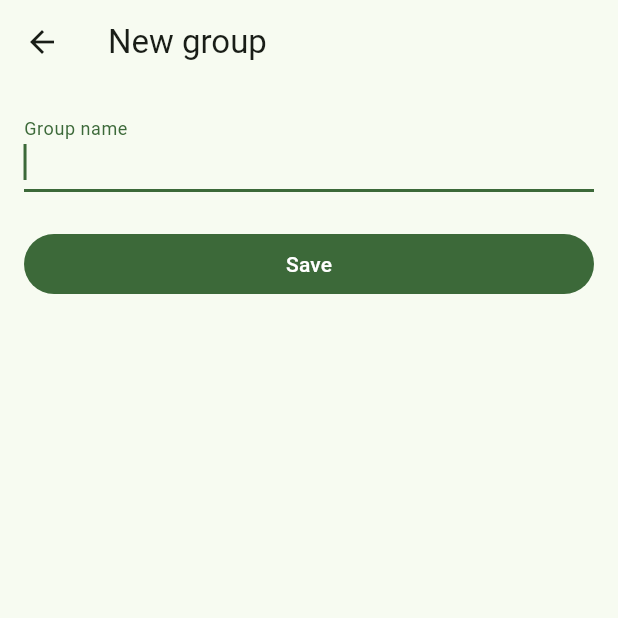
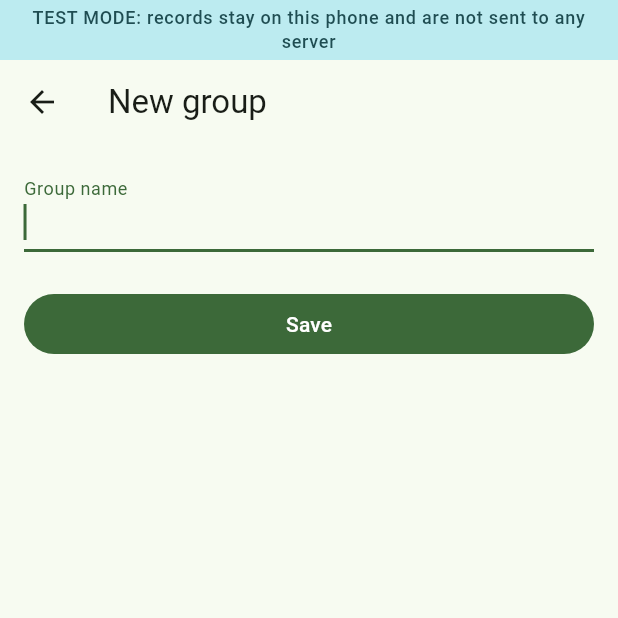
Before and after one commit to lucy-kevin/VSLA-Ledger, a Flutter app: the screen it shows after launch, after a tap on "Create a group", on a phone screen of 412 x 824 dp, the top half of it. Run offline on Flutter 3.47's test engine with Material 3 defaults, Android fonts, the phone set to English and light mode, and no system bars; our stand-ins replace cloud_firestore, connectivity_plus, drift, drift_flutter, firebase_core, flutter_riverpod and 4 more; missing offline and left inert: sqlite3, workmanager; accounts and stored records are empty; generated files the repository leaves out were written again.

Commit message:
feat: say plainly when records are not really synced, and make amounts harder to mistype
Test-mode banner and 'Synced (test)' with the fake backend, a demo-data notice, a live full-amount preview, a warning when loans go negative, a copy button for the join code and a launcher icon. Removes the untested ios, macos, windows, linux and web folders, fills in the contact email, and updates CLAUDE.md and the README.

```diff
--- a/lib/app/app.dart
+++ b/lib/app/app.dart
@@ -62,6 +62,54 @@ class _VslaAppState extends ConsumerState<VslaApp> {
       localizationsDelegates: AppLocalizations.localizationsDelegates,
       supportedLocales: AppLocalizations.supportedLocales,
       routerConfig: _router,
+      builder: (context, child) => _TestModeBanner(
+        show: ref.watch(usesFakeBackendProvider),
+        child: child!,
+      ),
     );
   }
 }
+
+/// A strip across the top of every screen when the fake server is in use, so
+/// nobody mistakes a test build for one that really syncs.
+class _TestModeBanner extends StatelessWidget {
+  const _TestModeBanner({required this.show, required this.child});
+
+  final bool show;
+  final Widget child;
+
+  @override
+  Widget build(BuildContext context) {
+    if (!show) return child;
+    final colors = Theme.of(context).colorScheme;
+
+    return Column(
+      children: [
+        Material(
+          color: colors.tertiaryContainer,
+          child: SafeArea(
+            bottom: false,
+            child: Padding(
+              padding: const EdgeInsets.symmetric(horizontal: 16, vertical: 4),
+              child: Text(
+                AppLocalizations.of(context).testModeBanner,
+                textAlign: TextAlign.center,
+                style: Theme.of(context).textTheme.labelMedium?.copyWith(
+                  color: colors.onTertiaryContainer,
+                ),
+              ),
+            ),
+          ),
+        ),
+        Expanded(
+          // The banner already covers the status bar.
+          child: MediaQuery.removePadding(
+            context: context,
+            removeTop: true,
+            child: child,
+          ),
+        ),
+      ],
+    );
+  }
+}
--- a/lib/core/providers.dart
+++ b/lib/core/providers.dart
@@ -37,6 +37,12 @@ LedgerRemote ledgerRemote(Ref ref) =>
 /// sets it from `--dart-define=DEMO=true`; tests switch it on directly.
 @Riverpod(keepAlive: true)
 bool showDemoScreens(Ref ref) => false;
+
+/// True when the app is using the in-app fake server (`BACKEND=fake`). Then
+/// nothing leaves the phone, and the app says so on every screen. main.dart
+/// sets it; tests switch it on directly.
+@Riverpod(keepAlive: true)
+bool usesFakeBackend(Ref ref) => false;
 
 // --- Writing -----------------------------------------------------------------
 
--- a/lib/features/groups/groups_screen.dart
+++ b/lib/features/groups/groups_screen.dart
@@ -29,14 +29,20 @@ class GroupsScreen extends ConsumerWidget {
         icon: const Icon(Icons.add),
         label: Text(l10n.createGroupButton),
       ),
-      body: AsyncValueView(
+      body: Column(
+        children: [
+          Expanded(
+            child: AsyncValueView(
               value: ref.watch(groupsProvider),
               builder: (groups) {
                 if (groups.isEmpty) {
                   return Center(
                     child: Padding(
                       padding: const EdgeInsets.all(24),
-                child: Text(l10n.noGroupsYet, textAlign: TextAlign.center),
+                      child: Text(
+                        l10n.noGroupsYet,
+                        textAlign: TextAlign.center,
+                      ),
                     ),
                   );
                 }
@@ -53,6 +59,18 @@ class GroupsScreen extends ConsumerWidget {
                 );
               },
             ),
+          ),
+          // Room at the bottom for the button that floats at the right.
+          Padding(
+            padding: const EdgeInsets.fromLTRB(16, 8, 16, 88),
+            child: Text(
+              l10n.demoDataNotice,
+              textAlign: TextAlign.center,
+              style: Theme.of(context).textTheme.bodySmall,
+            ),
+          ),
+        ],
+      ),
     );
   }
 }
--- a/lib/l10n/app_en.arb
+++ b/lib/l10n/app_en.arb
@@ -76,6 +76,12 @@
   },
   "statusSavedOnPhone": "Saved on phone",
   "statusSynced": "Synced",
+  "statusSyncedTest": "Synced (test)",
+  "testModeBanner": "TEST MODE: records stay on this phone and are not sent to any server",
+  "demoDataNotice": "Demo version: use made-up names and amounts only. Records are not encrypted yet.",
+  "loansNeedChecking": "Repayments are more than the loans. Check the history.",
+  "copyJoinCode": "Copy join code",
+  "joinCodeCopied": "Join code copied",
   "entryCancelled": "Cancelled",
 
   "cancelEntryAction": "Cancel this entry",
--- a/lib/main.dart
+++ b/lib/main.dart
@@ -35,6 +35,7 @@ Future<void> main() async {
         // This one line is the whole "swap the backend" story.
         ledgerRemoteProvider.overrideWithValue(remote),
         showDemoScreensProvider.overrideWithValue(demoMode),
+        usesFakeBackendProvider.overrideWithValue(backend == 'fake'),
       ],
       child: const VslaApp(),
     ),
```
Also changed, not shown: lib/features/groups/group_screen.dart (+17 -1 lines), lib/features/ledger/entry_tile.dart (+5 -4 lines), lib/features/ledger/record_entry_screen.dart (+11 -1 lines), lib/features/members/balance_card.dart (+20 -3 lines), 120 other files. Lines whose indentation alone changed are shown as unchanged.
